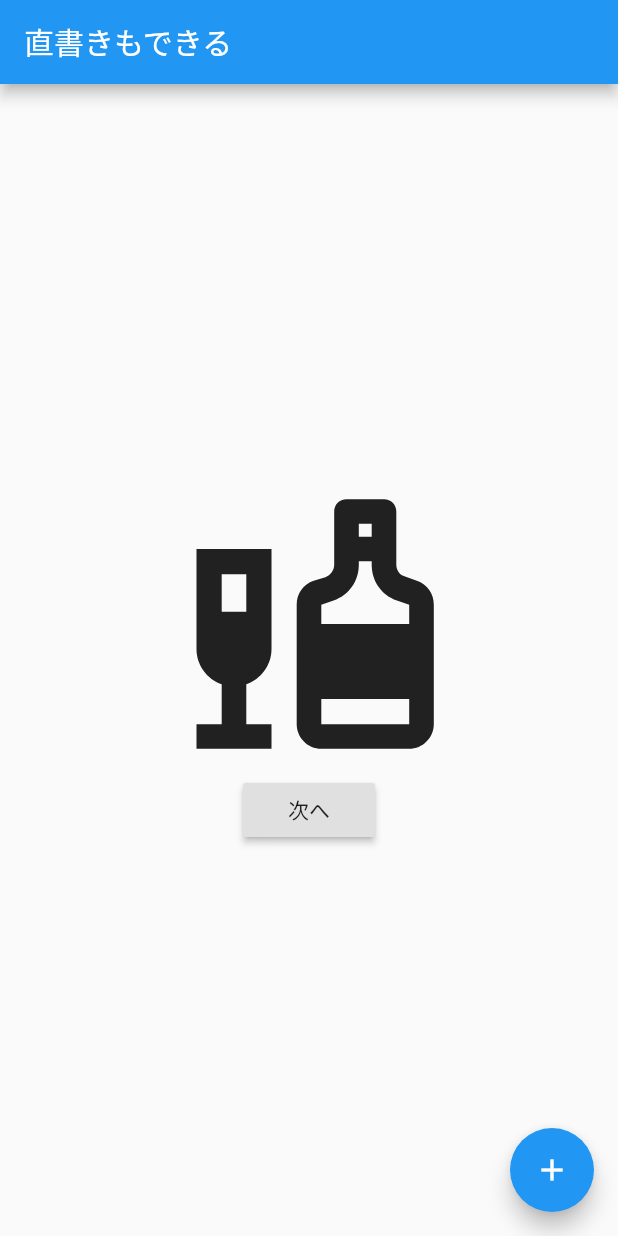
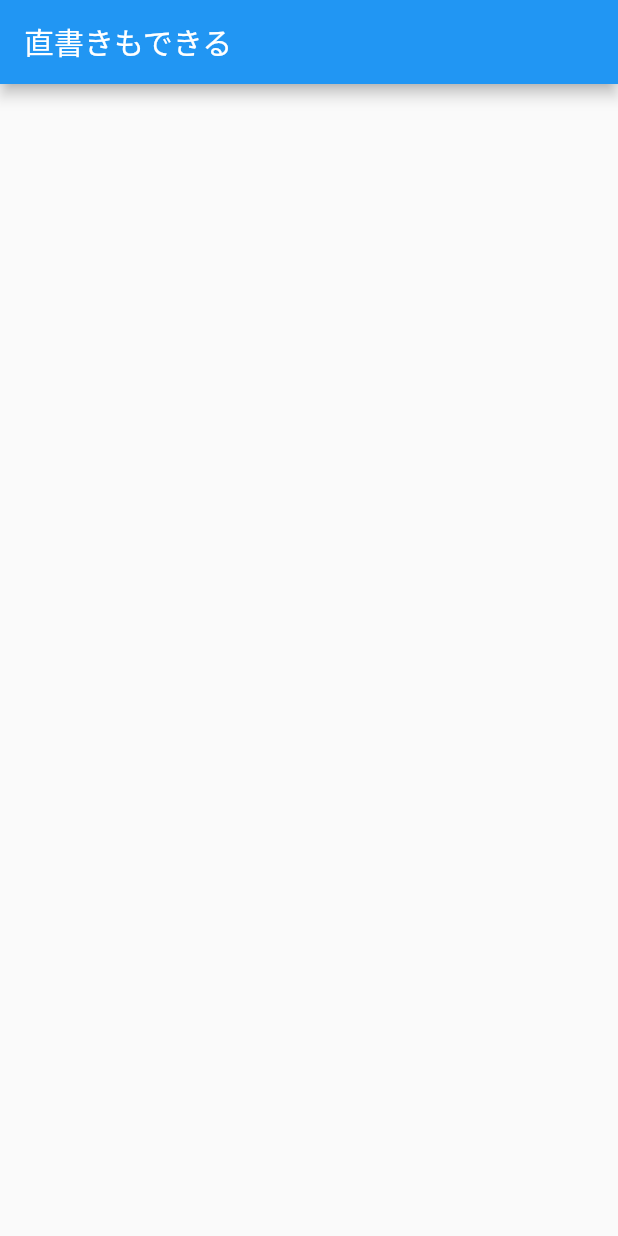
Before and after one commit to t-sakurai816/flutter-demo, a Flutter app: the screen it shows after launch, on a phone screen of 412 x 824 dp. Run offline on Flutter 3.47's test engine with Material 2 defaults, Android fonts, the phone set to English and light mode, and no system bars.

```diff
--- a/lib/main.dart
+++ b/lib/main.dart
@@ -51,37 +51,9 @@ class _MyHomePageState extends State<MyHomePage> {
         child: Column(
           mainAxisAlignment: MainAxisAlignment.center, //中央寄せ
           crossAxisAlignment: CrossAxisAlignment.center,
-          children: [
-            Icon(
-              Icons.liquor,
-              size: 200,
-            ),
-            RaisedButton(
-              child: Text(text),
-              onPressed: () async {
-                //ここに押したら反応するコードを書く
-                //画面遷移のコードを書く
-                final result = await Navigator.push(
-                  context,
-                  MaterialPageRoute(
-                    //呼び出すクラスは画面遷移したいファイル名
-                    builder: (context) => NextPage('Sakurai'),
-                  ),
-                );
-                setState(() {
-                  text = result;
-                });
-                print(result);
-              },
-            ),
-          ],
+
         ),
       ),
-      floatingActionButton: FloatingActionButton(
-        onPressed: _incrementCounter,
-        tooltip: 'Increment',
-        child: Icon(Icons.add),
-      ), // This trailing comma makes auto-formatting nicer for build methods.
     );
   }
 }
```
